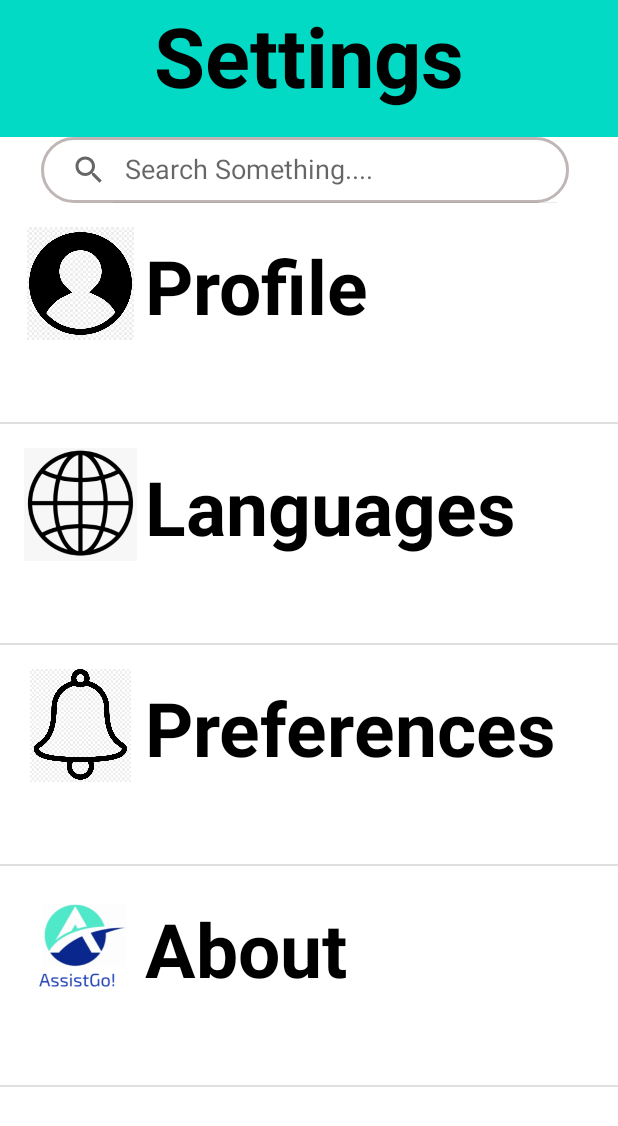
After one commit to AssistGo/assist-go-android, an Android app: the settingsActivity screen opened directly, with no data from a screen before it, on a phone screen of 412 x 824 dp. The commit adds this screen. Shown: the top 1126 px of the screen. Run offline under Robolectric (Android 15) with nearby library versions, the phone set to English and light mode, and no system bars.

Commit message:
Created the settings page

```diff
--- a/app/src/main/AndroidManifest.xml
+++ b/app/src/main/AndroidManifest.xml
@@ -29,6 +29,7 @@
         <activity android:name=".contactActivity"></activity>
         <activity android:name=".messageActivity"></activity>
         <activity android:name=".emergencyActivity"></activity>
+        <activity android:name=".settingsActivity"></activity>
 
 
     </application>
--- a/app/src/main/java/com/example/assistgoandroid/MainActivity.java
+++ b/app/src/main/java/com/example/assistgoandroid/MainActivity.java
@@ -13,7 +13,7 @@ import android.widget.TextView;
 public class MainActivity extends AppCompatActivity {
 
     Button contactLabelBtn, callLabelBtn, messageLabelBtn, translateLabelBtn;
-    ImageButton contactImageBtn, callImageBtn, messageImageBtn, translateImageBtn;
+    ImageButton contactImageBtn, callImageBtn, messageImageBtn, translateImageBtn, settingsImageBtn;
     TextView emergencyLabel;
     @Override
     protected void onCreate(Bundle savedInstanceState) {
@@ -31,6 +31,15 @@ public class MainActivity extends AppCompatActivity {
         callImageBtn = findViewById(R.id.callImageBtn);
         messageImageBtn = findViewById(R.id.messageImageBtn);
         translateImageBtn = findViewById(R.id.translateImageBtn);
+        settingsImageBtn = findViewById(R.id.settingsImageBtn);
+
+        settingsImageBtn.setOnClickListener(new View.OnClickListener() {
+            @Override
+            public void onClick(View view) {
+                Intent intent = new Intent(MainActivity.this, settingsActivity.class);
+                startActivity(intent);
+            }
+        });
 
         contactImageBtn.setOnClickListener(new View.OnClickListener() {
             @Override
--- /dev/null
+++ b/app/src/main/java/com/example/assistgoandroid/settingsActivity.java
@@ -0,0 +1,70 @@
+package com.example.assistgoandroid;
+
+import android.annotation.SuppressLint;
+import android.content.Context;
+import android.os.Bundle;
+import android.view.LayoutInflater;
+import android.view.View;
+import android.view.ViewGroup;
+import android.widget.ArrayAdapter;
+import android.widget.ImageView;
+import android.widget.ListView;
+import android.widget.TextView;
+
+import androidx.annotation.NonNull;
+import androidx.annotation.Nullable;
+import androidx.appcompat.app.AppCompatActivity;
+import androidx.appcompat.widget.SearchView;
+
+public class settingsActivity extends AppCompatActivity {
+    ListView listView;
+    //Set up the cells and search bar for settings page
+    String[] title = {"Profile", "Languages", "Preferences", "About"};
+    int[] images = {R.drawable.profile, R.drawable.globe, R.drawable.perferences, R.drawable.assistgologo,};
+    SearchView searchView;
+
+    @Override
+    protected void onCreate(Bundle savedInstanceState) {
+        super.onCreate(savedInstanceState);
+        setContentView(R.layout.settings_page_layout);
+
+        searchView = findViewById(R.id.searchView);
+        searchView.clearFocus();
+
+        listView = findViewById(R.id.listView);
+        // now create an adapter class
+        MyAdapter adapter = new MyAdapter(this, title, images);
+        listView.setAdapter(adapter);
+
+    }
+    class MyAdapter extends ArrayAdapter<String> {
+
+        Context context;
+        String[] title;
+        int[] imgs;
+
+        MyAdapter (Context c, String[] title, int[] imgs) {
+            super(c, R.layout.settings_page_cell, R.id.textView1, title);
+            this.context = c;
+            this.title = title;
+            this.imgs = imgs;
+
+        }
+
+        @NonNull
+        @Override
+        public View getView(int position, @Nullable View convertView, @NonNull ViewGroup parent) {
+            LayoutInflater layoutInflater = (LayoutInflater)getApplicationContext().getSystemService(Context.LAYOUT_INFLATER_SERVICE);
+            @SuppressLint("ViewHolder") View row = layoutInflater.inflate(R.layout.settings_page_cell, parent, false);
+            ImageView images = row.findViewById(R.id.image);
+            TextView myTitle = row.findViewById(R.id.textView1);
+
+            // now set our images and title of each cell on the view
+            images.setImageResource(imgs[position]);
+            myTitle.setText(title[position]);
+
+            return row;
+        }
+    }
+
+}
--- /dev/null
+++ b/app/src/main/res/drawable/search_bar_background.xml
@@ -0,0 +1,8 @@
+<?xml version="1.0" encoding="utf-8"?>
+<shape xmlns:android="http://schemas.android.com/apk/res/android">
+    <corners android:radius="100dp"></corners>
+    <stroke android:color="#C1B6B6"
+            android:width="2dp">
+
+    </stroke>
+</shape>
--- a/app/src/main/res/layout/home_page.xml
+++ b/app/src/main/res/layout/home_page.xml
@@ -200,6 +200,21 @@
         app:layout_constraintHorizontal_bias="0.495"
         app:layout_constraintStart_toStartOf="parent"
         app:layout_constraintTop_toTopOf="parent"
-        app:layout_constraintVertical_bias="0.16" />
+        app:layout_constraintVertical_bias="0.185" />
+
+    <ImageButton
+        android:id="@+id/settingsImageBtn"
+        android:layout_width="72dp"
+        android:layout_height="70dp"
+        android:layout_marginEnd="16dp"
+        android:background="@drawable/gear"
+        app:layout_constraintBottom_toBottomOf="parent"
+        app:layout_constraintEnd_toEndOf="parent"
+        app:layout_constraintHorizontal_bias="1.0"
+        app:layout_constraintStart_toStartOf="parent"
+        app:layout_constraintTop_toTopOf="parent"
+        app:layout_constraintVertical_bias="0.084">
+
+    </ImageButton>
 
 </androidx.constraintlayout.widget.ConstraintLayout>
--- /dev/null
+++ b/app/src/main/res/layout/settings_page_cell.xml
@@ -0,0 +1,34 @@
+<?xml version="1.0" encoding="utf-8"?>
+<LinearLayout
+    xmlns:android="http://schemas.android.com/apk/res/android"
+    android:layout_width="match_parent"
+    android:layout_height="wrap_content"
+    android:orientation="horizontal"
+    android:padding="16dp"
+    >
+
+    <ImageView
+        android:layout_width="75dp"
+        android:layout_height="75dp"
+        android:src="@mipmap/ic_launcher"
+        android:id="@+id/image"
+        />
+    <LinearLayout
+        android:layout_width="match_parent"
+        android:layout_height="wrap_content"
+        android:orientation="vertical"
+        >
+
+        <TextView
+            android:id="@+id/textView1"
+            android:layout_width="315dp"
+            android:layout_height="103dp"
+            android:layout_margin="5dp"
+            android:text="Main Title"
+            android:textColor="#000"
+            android:textSize="50sp"
+            android:textStyle="bold" />
+
+    </LinearLayout>
+
+</LinearLayout>
--- /dev/null
+++ b/app/src/main/res/layout/settings_page_layout.xml
@@ -0,0 +1,39 @@
+<?xml version="1.0" encoding="utf-8"?>
+<LinearLayout xmlns:android="http://schemas.android.com/apk/res/android"
+    xmlns:app="http://schemas.android.com/apk/res-auto"
+    xmlns:tools="http://schemas.android.com/tools"
+    android:layout_width="match_parent"
+    android:layout_height="match_parent"
+    android:orientation="vertical"
+    tools:context=".settingsActivity">
+
+  <TextView
+      android:layout_width="match_parent"
+      android:layout_height="91dp"
+      android:background="@color/teal_200"
+      android:text="Settings"
+      android:textAlignment="center"
+      android:textColor="#000"
+      android:textSize="55sp"
+      android:textStyle="bold" />
+
+  <androidx.appcompat.widget.SearchView
+      android:id="@+id/searchView"
+      android:layout_width="352dp"
+      android:layout_height="44dp"
+      android:layout_marginLeft="27dp"
+      android:background="@drawable/search_bar_background"
+      app:queryHint="Search Something...."
+      app:iconifiedByDefault="false"
+      >
+
+  </androidx.appcompat.widget.SearchView>
+
+  <ListView
+      android:id="@+id/listView"
+      android:layout_width="match_parent"
+      android:layout_height="match_parent">
+
+  </ListView>
+
+</LinearLayout>
```
Also changed, not shown: app/src/main/res/drawable/assistgologo.png (added), app/src/main/res/drawable/gear.png (added), app/src/main/res/drawable/globe.png (added), app/src/main/res/drawable/perferences.png (added), app/src/main/res/drawable/profile.png (added).
